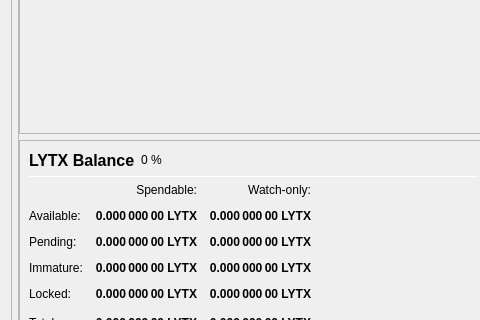
Old version of the form src/qt/forms/overviewpage.ui in the repository LytixChain/lytix; both pictures show x 0 to 480 and y 314 to 634 of the 978 by 841 pixel window.
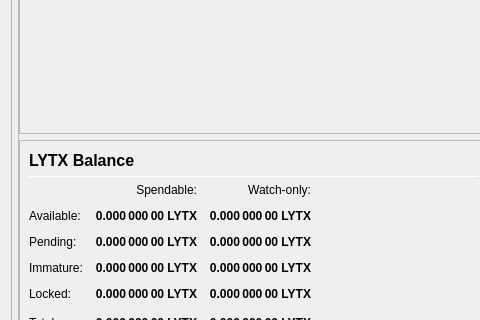
New version of the form.

Commit message: removing percentage number from overview page - zLYTX reference

```diff
--- a/src/qt/forms/overviewpage.ui
+++ b/src/qt/forms/overviewpage.ui
@@ -437,13 +437,6 @@
                          </property>
                         </widget>
                        </item>
-                       <item>
-                        <widget class="QLabel" name="labelPIVPercent">
-                         <property name="text">
-                          <string notr="true">0 %</string>
-                         </property>
-                        </widget>
-                       </item>
                        <item>
                         <spacer name="horizontalSpacer_3">
                          <property name="orientation">
```
The commit also changes 1 other file.
